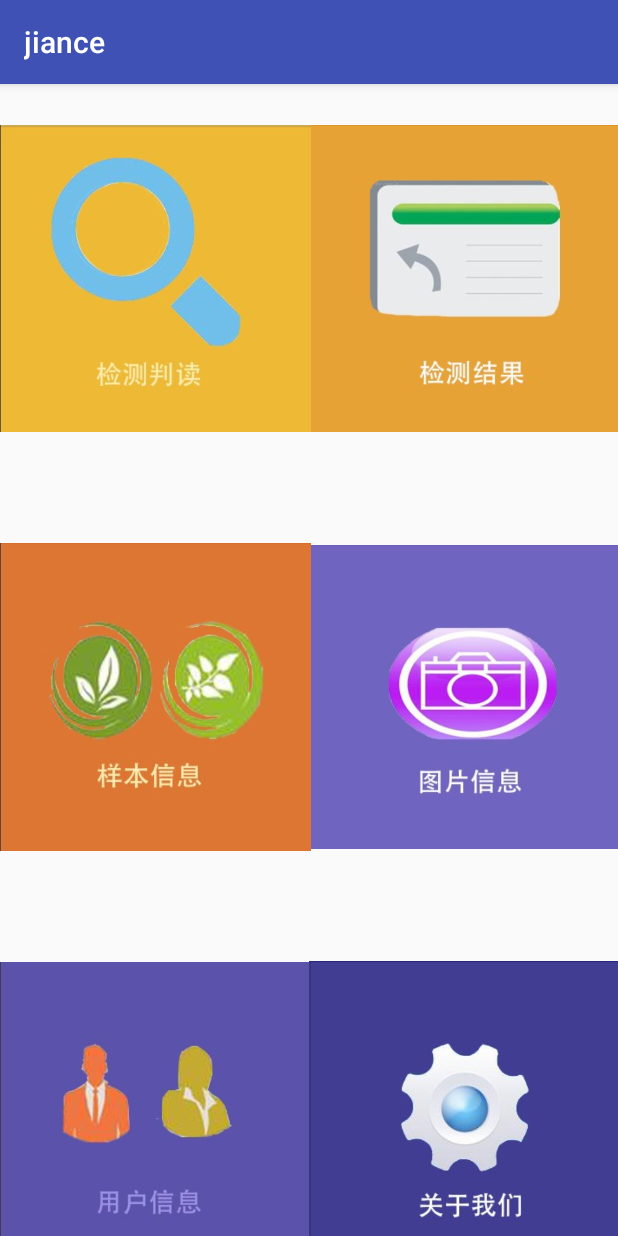
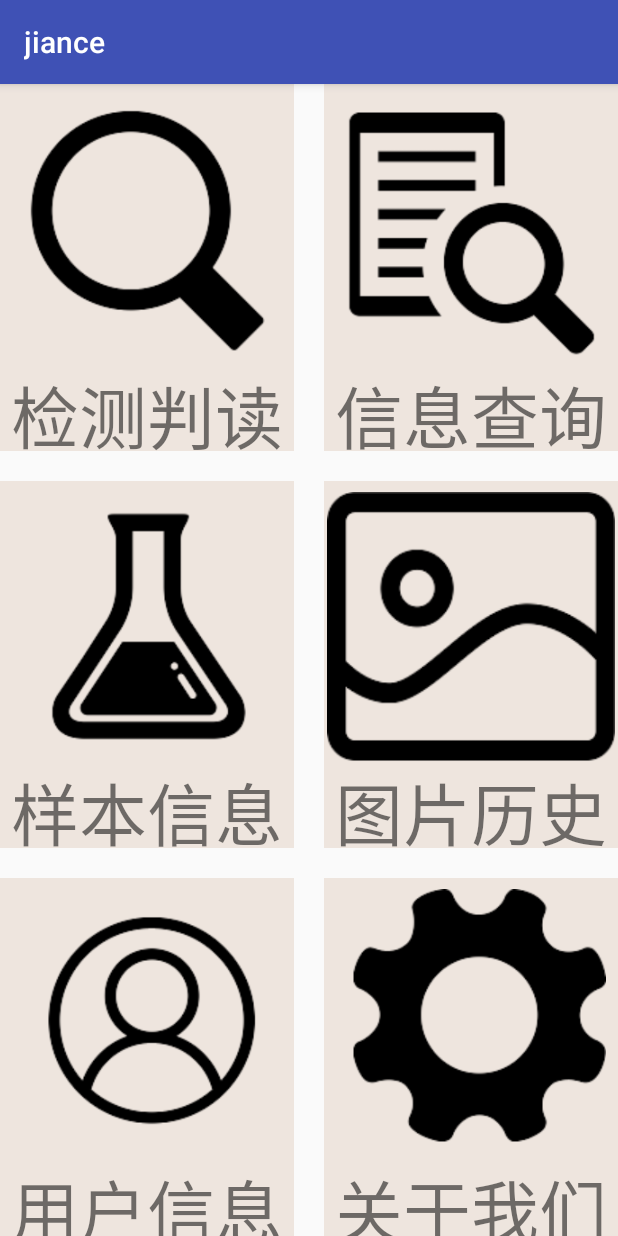
Before and after one commit to qincong/jiance, an Android app: the StartActivity screen opened directly, with no data from a screen before it, on a phone screen of 412 x 824 dp. Run offline under Robolectric (Android 15) with nearby library versions, the phone set to English and light mode, and no system bars.

Commit message:
表格显示

```diff
--- a/app/src/main/AndroidManifest.xml
+++ b/app/src/main/AndroidManifest.xml
@@ -26,6 +26,7 @@
     <activity android:name=".JianCePanDuActivity"/>
     <activity android:name=".PhotoWall"/>
     <activity android:name=".XinXiChaXun"/>
+    <activity android:name=".AboutUs"/>
   </application>
 
 </manifest>
--- a/app/src/main/java/com/example/qincong/jiance/StartActivity.java
+++ b/app/src/main/java/com/example/qincong/jiance/StartActivity.java
@@ -7,6 +7,7 @@ import android.os.Message;
 import android.support.v7.app.AppCompatActivity;
 import android.util.Log;
 import android.view.View;
+import android.widget.ImageView;
 import android.widget.TextView;
 import android.widget.Toast;
 
@@ -18,6 +19,18 @@ public class StartActivity extends AppCompatActivity {
     public void onCreate(Bundle bundle) {
         super.onCreate(bundle);
         setContentView(R.layout.activity_main);
+
+        ((TextView) findViewById(R.id.item3).findViewById(R.id.txt)).setText("样本信息");
+        ((TextView) findViewById(R.id.item2).findViewById(R.id.txt)).setText("信息查询");
+        ((TextView) findViewById(R.id.item4).findViewById(R.id.txt)).setText("图片历史");
+        ((TextView) findViewById(R.id.item5).findViewById(R.id.txt)).setText("用户信息");
+        ((TextView) findViewById(R.id.item6).findViewById(R.id.txt)).setText("关于我们");
+        ((ImageView) findViewById(R.id.item1).findViewById(R.id.img)).setImageResource(R.drawable.one);
+        ((ImageView) findViewById(R.id.item2).findViewById(R.id.img)).setImageResource(R.drawable.two);
+        ((ImageView) findViewById(R.id.item3).findViewById(R.id.img)).setImageResource(R.drawable.three);
+        ((ImageView) findViewById(R.id.item4).findViewById(R.id.img)).setImageResource(R.drawable.four);
+        ((ImageView) findViewById(R.id.item5).findViewById(R.id.img)).setImageResource(R.drawable.five);
+        ((ImageView) findViewById(R.id.item6).findViewById(R.id.img)).setImageResource(R.drawable.six);
 
         findViewById(R.id.item1).setOnClickListener(new View.OnClickListener() {
             @Override
@@ -54,5 +67,12 @@ public class StartActivity extends AppCompatActivity {
                 startActivity(intent);
             }
         });
+        findViewById(R.id.item6).setOnClickListener(new View.OnClickListener() {
+            @Override
+            public void onClick(View v) {
+                Intent intent = new Intent(StartActivity.this, AboutUs.class);
+                startActivity(intent);
+            }
+        });
     }
 }
--- a/app/src/main/java/com/example/qincong/jiance/UsrInformation.java
+++ b/app/src/main/java/com/example/qincong/jiance/UsrInformation.java
@@ -45,6 +45,7 @@ public class UsrInformation extends AppCompatActivity {
                 } catch (Exception e) {
                     e.printStackTrace();
                 }
+                finish();
             }
         });
     }
--- a/app/src/main/res/layout/activity_main.xml
+++ b/app/src/main/res/layout/activity_main.xml
@@ -15,32 +15,19 @@
         android:layout_gravity="center_horizontal"
         android:orientation="horizontal"
         android:layout_weight="1">
-        <!--<include-->
-            <!--android:id="@+id/item1"-->
-            <!--layout="@layout/start_item"-->
-            <!--android:layout_width="wrap_content"-->
-            <!--android:layout_height="match_parent"-->
-            <!--android:layout_weight="1"/>-->
-        <ImageView
+        <include
             android:id="@+id/item1"
+            layout="@layout/start_item"
             android:layout_width="wrap_content"
             android:layout_height="match_parent"
-            android:src="@drawable/jiancepandu"
-            android:paddingLeft="0dp"
             android:layout_weight="1"/>
-        <ImageView
+        <include
             android:id="@+id/item2"
+            layout="@layout/start_item"
             android:layout_width="wrap_content"
             android:layout_height="match_parent"
-            android:src="@drawable/jiancejieguo"
+            android:layout_marginLeft="20dp"
             android:layout_weight="1"/>
-        <!--<include-->
-            <!--android:id="@+id/item2"-->
-            <!--layout="@layout/start_item"-->
-            <!--android:layout_width="wrap_content"-->
-            <!--android:layout_height="match_parent"-->
-            <!--android:layout_marginLeft="20dp"-->
-            <!--android:layout_weight="1"/>-->
     </LinearLayout>
     <LinearLayout
         android:layout_width="match_parent"
@@ -48,35 +35,22 @@
         android:layout_gravity="center_vertical|center_horizontal"
         android:layout_marginTop="20dp"
         android:layout_weight="1">
-
-        <ImageView
+        <include
             android:id="@+id/item3"
+            layout="@layout/start_item"
             android:layout_width="wrap_content"
             android:layout_height="match_parent"
-            android:src="@drawable/yangbenxinxi"
+            android:layout_below="@id/item1"
             android:layout_weight="1"/>
-        <ImageView
+
+        <include
             android:id="@+id/item4"
+            layout="@layout/start_item"
             android:layout_width="wrap_content"
             android:layout_height="match_parent"
-            android:src="@drawable/tupianxinxi"
+            android:layout_below="@id/item2"
+            android:layout_marginLeft="20dp"
             android:layout_weight="1"/>
-        <!--<include-->
-            <!--android:id="@+id/item3"-->
-            <!--layout="@layout/start_item"-->
-            <!--android:layout_width="wrap_content"-->
-            <!--android:layout_height="match_parent"-->
-            <!--android:layout_below="@id/item1"-->
-            <!--android:layout_weight="1"/>-->
-
-        <!--<include-->
-            <!--android:id="@+id/item4"-->
-            <!--layout="@layout/start_item"-->
-            <!--android:layout_width="wrap_content"-->
-            <!--android:layout_height="match_parent"-->
-            <!--android:layout_below="@id/item2"-->
-            <!--android:layout_marginLeft="20dp"-->
-            <!--android:layout_weight="1"/>-->
     </LinearLayout>
     <!--<LinearLayout-->
         <!--android:layout_width="wrap_content"-->
@@ -88,31 +62,19 @@
         android:layout_gravity="bottom|center_horizontal"
         android:layout_marginTop="20dp"
         android:layout_weight="1">
-        <ImageView
+        <include
             android:id="@+id/item5"
+            layout="@layout/start_item"
             android:layout_width="wrap_content"
             android:layout_height="match_parent"
-            android:src="@drawable/yonghuxinxi"
             android:layout_weight="1"/>
-        <ImageView
+        <include
             android:id="@+id/item6"
+            layout="@layout/start_item"
             android:layout_width="wrap_content"
             android:layout_height="match_parent"
-            android:src="@drawable/guanyuwomen"
+            android:layout_marginLeft="20dp"
             android:layout_weight="1"/>
-        <!--<include-->
-            <!--android:id="@+id/item5"-->
-            <!--layout="@layout/start_item"-->
-            <!--android:layout_width="wrap_content"-->
-            <!--android:layout_height="match_parent"-->
-            <!--android:layout_weight="1"/>-->
-        <!--<include-->
-            <!--android:id="@+id/item6"-->
-            <!--layout="@layout/start_item"-->
-            <!--android:layout_width="wrap_content"-->
-            <!--android:layout_height="match_parent"-->
-            <!--android:layout_marginLeft="20dp"-->
-            <!--android:layout_weight="1"/>-->
     </LinearLayout>
     <LinearLayout
         android:layout_width="wrap_content"
```
Also changed, not shown: app/src/main/java/com/example/qincong/jiance/AboutUs.java (added, +15 -0 lines), app/src/main/java/com/example/qincong/jiance/JianCePanDuActivity.java (+0 -24 lines), app/src/main/java/com/example/qincong/jiance/XinXiChaXun.java (+67 -4 lines), app/src/main/res/layout/about_us.xml (added, +9 -0 lines), app/src/main/res/layout/info_list.xml (+6 -2 lines), app/src/main/res/layout/jiancepandu.xml (+0 -11 lines), app/src/main/res/drawable/five.png (added), app/src/main/res/drawable/four.png (added), app/src/main/res/drawable/one.png (added), app/src/main/res/drawable/six.png (added), app/src/main/res/drawable/three.png (added), app/src/main/res/drawable/two.png (added).
